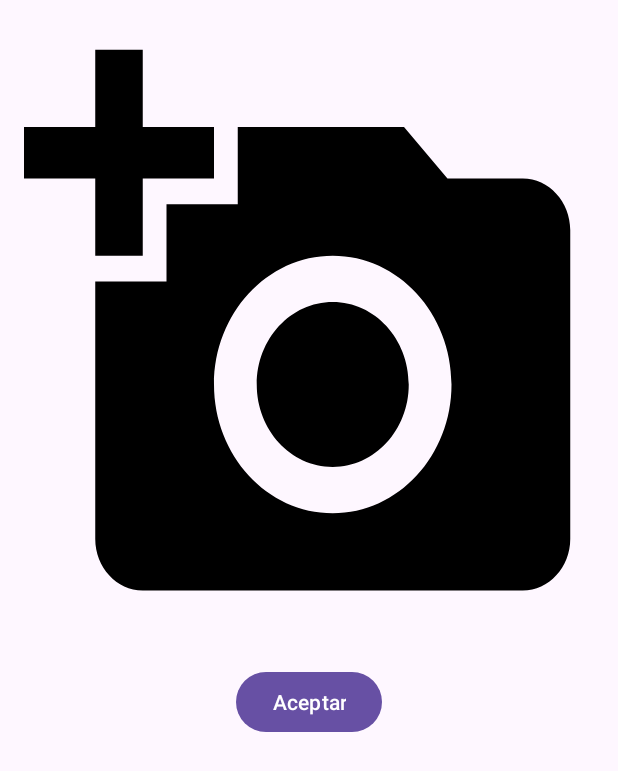
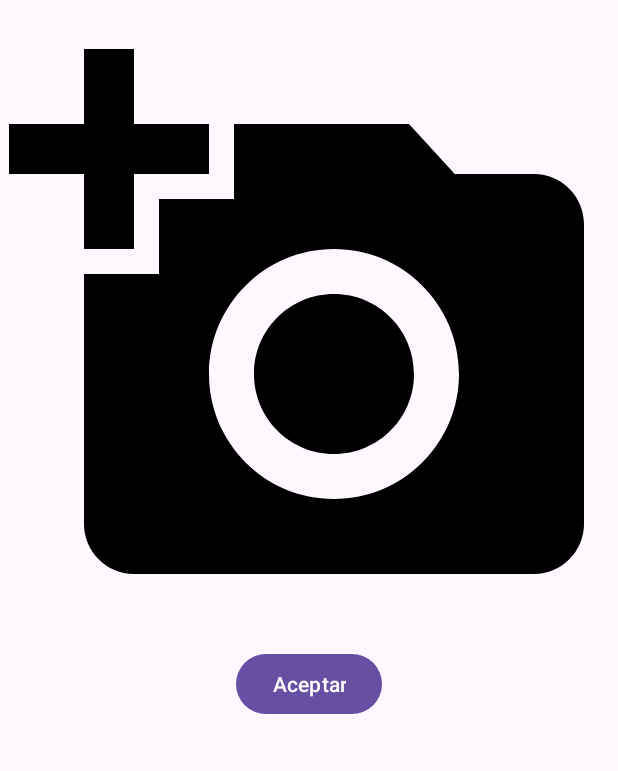
Before and after one commit to Jgalleo23/PetHome, an Android app: the PublicacionFragment screen opened through its navigation route, on a phone screen of 412 x 824 dp. Shown: the top 771 px of the screen. Run offline under Robolectric (Android 15) with nearby library versions, the phone set to English and light mode, and no system bars; our stand-ins replace Firebase (no records; nobody signed in at launch, a user with empty details on screens opened directly), Picasso, navigation-ui.

Commit message:
PETHOME VERSION 0.2

```diff
--- a/app/src/main/java/com/application/pethome/MainFragment.kt
+++ b/app/src/main/java/com/application/pethome/MainFragment.kt
@@ -56,12 +56,10 @@ class MainFragment : Fragment() {
         return binding.root
     }
 
-private fun getPublications() {
-    val db = FirebaseFirestore.getInstance()
-    val userId = FirebaseAuth.getInstance().currentUser?.uid
+    private fun getPublications() {
+        val db = FirebaseFirestore.getInstance()
 
-    if (userId != null) {
-        db.collection("users").document(userId).collection("publications")
+        db.collectionGroup("publications")
             .get()
             .addOnSuccessListener { documents ->
                 val publications = mutableListOf<Publication>()
@@ -75,6 +73,5 @@ private fun getPublications() {
                 Log.w(ContentValues.TAG, "Error getting documents: ", exception)
             }
     }
-}
 
 }
--- a/app/src/main/java/com/application/pethome/PublicacionFragment.kt
+++ b/app/src/main/java/com/application/pethome/PublicacionFragment.kt
@@ -16,8 +16,8 @@ import com.application.pethome.databinding.FragmentPublicacionBinding
 import com.google.firebase.auth.FirebaseAuth
 import com.google.firebase.firestore.FirebaseFirestore
 import com.google.firebase.storage.FirebaseStorage
-import com.squareup.picasso.Picasso
 import java.io.ByteArrayOutputStream
+import java.util.UUID
 
 class PublicacionFragment : Fragment() {
     private var _binding: FragmentPublicacionBinding? = null
@@ -31,7 +31,7 @@ class PublicacionFragment : Fragment() {
     override fun onCreateView(
         inflater: LayoutInflater, container: ViewGroup?,
         savedInstanceState: Bundle?
-    ): View? {
+    ): View {
         _binding = FragmentPublicacionBinding.inflate(inflater, container, false)
         db = FirebaseFirestore.getInstance()
 
@@ -55,14 +55,19 @@ class PublicacionFragment : Fragment() {
                             }
                         }
                 }
+                // Generar un UUID único para la imagen
+                val uniqueID = UUID.randomUUID().toString()
+
                 // Subir la imagen a Firebase Storage y obtener la URL
                 val storageRef =
-                    FirebaseStorage.getInstance().reference.child("publications_images")
-                        .child("$user.jpg")
+                    FirebaseStorage.getInstance().reference.child("publications_images/$user/$uniqueID.jpg")
                 val bitmap = (binding.ivFoto.drawable as BitmapDrawable).bitmap
                 val baos = ByteArrayOutputStream()
                 bitmap.compress(Bitmap.CompressFormat.JPEG, 100, baos)
                 val data = baos.toByteArray()
+
+                // Mostrar el ProgressBar
+                binding.progressBar.visibility = View.VISIBLE
 
                 val uploadTask = storageRef.putBytes(data)
                 uploadTask.addOnSuccessListener {
@@ -93,6 +98,8 @@ class PublicacionFragment : Fragment() {
                                             Toast.LENGTH_SHORT
                                         ).show()
                                     }
+                                    // Ocultar el ProgressBar
+                                    binding.progressBar.visibility = View.GONE
                                 }
                         }
                     }
--- a/app/src/main/res/layout-v24/fragment_login.xml
+++ b/app/src/main/res/layout-v24/fragment_login.xml
@@ -37,7 +37,7 @@
             android:layout_marginHorizontal="10dp"
             android:layout_marginTop="10dp"
             android:singleLine="true"
-            android:hint="Correo: admin@admin.com" />
+            android:hint="Correo:" />
 
         <EditText
             android:id="@+id/etContrasena"
@@ -45,7 +45,7 @@
             android:layout_height="wrap_content"
             android:layout_marginHorizontal="10dp"
             android:layout_marginTop="60dp"
-            android:hint="Contraseña: 123456"
+            android:hint="Contraseña:"
             android:password="true"
             android:singleLine="true" />
 
--- a/app/src/main/res/layout/fragment_login.xml
+++ b/app/src/main/res/layout/fragment_login.xml
@@ -37,7 +37,7 @@
             android:layout_marginHorizontal="10dp"
             android:layout_marginTop="10dp"
             android:singleLine="true"
-            android:hint="Correo: admin@admin.com" />
+            android:hint="Correo:" />
 
         <EditText
             android:id="@+id/etContrasena"
@@ -45,7 +45,7 @@
             android:layout_height="wrap_content"
             android:layout_marginHorizontal="10dp"
             android:layout_marginTop="60dp"
-            android:hint="Contraseña: 123456"
+            android:hint="Contraseña:"
             android:password="true"
             android:singleLine="true" />
 
--- a/app/src/main/res/layout/fragment_publicacion.xml
+++ b/app/src/main/res/layout/fragment_publicacion.xml
@@ -1,20 +1,21 @@
 <?xml version="1.0" encoding="utf-8"?>
 <androidx.constraintlayout.widget.ConstraintLayout xmlns:android="http://schemas.android.com/apk/res/android"
     xmlns:app="http://schemas.android.com/apk/res-auto"
+    xmlns:tools="http://schemas.android.com/tools"
     android:layout_width="match_parent"
     android:layout_height="match_parent">
 
     <ImageButton
         android:id="@+id/ivFoto"
-        android:layout_width="match_parent"
-        android:layout_height="0dp"
+        android:layout_width="400dp"
+        android:layout_height="400dp"
         android:layout_margin="16dp"
+        android:background="@drawable/pic_icon"
         android:contentDescription="@string/imagen_perfil"
+        app:layout_constraintEnd_toEndOf="parent"
         app:layout_constraintHeight_percent="0.5"
-        android:background="@drawable/pic_icon"
-        app:layout_constraintTop_toTopOf="parent"
         app:layout_constraintStart_toStartOf="parent"
-        app:layout_constraintEnd_toEndOf="parent" />
+        app:layout_constraintTop_toTopOf="parent" />
 
     <Button
         android:id="@+id/btSubir"
@@ -22,8 +23,21 @@
         android:layout_height="wrap_content"
         android:layout_marginTop="16dp"
         android:text="@string/aceptar"
-        app:layout_constraintTop_toBottomOf="@+id/ivFoto"
+        app:layout_constraintEnd_toEndOf="parent"
         app:layout_constraintStart_toStartOf="parent"
-        app:layout_constraintEnd_toEndOf="parent" />
+        app:layout_constraintTop_toBottomOf="@+id/ivFoto" />
+
+    <ProgressBar
+        android:id="@+id/progressBar"
+        android:layout_width="match_parent"
+        android:layout_height="match_parent"
+        app:layout_constraintTop_toTopOf="parent"
+        app:layout_constraintBottom_toBottomOf="parent"
+        app:layout_constraintStart_toStartOf="parent"
+        app:layout_constraintEnd_toEndOf="parent"
+        android:layout_centerInParent="true"
+        android:background="@color/semi"
+        android:visibility="gone"
+        tools:ignore="MissingConstraints" />
 
 </androidx.constraintlayout.widget.ConstraintLayout>
--- a/app/src/main/res/layout/publication_model.xml
+++ b/app/src/main/res/layout/publication_model.xml
@@ -26,8 +26,8 @@
 
     <ImageView
         android:id="@+id/ivPost"
-        android:layout_width="0dp"
-        android:layout_height="0dp"
+        android:layout_width="400dp"
+        android:layout_height="400dp"
         android:layout_marginTop="8dp"
         app:layout_constraintEnd_toEndOf="parent"
         app:layout_constraintStart_toStartOf="parent"
--- a/app/src/main/res/values/colors.xml
+++ b/app/src/main/res/values/colors.xml
@@ -2,4 +2,5 @@
 <resources>
     <color name="black">#FF000000</color>
     <color name="white">#FFFFFFFF</color>
+    <color name="semi">#C1FECFFF</color>
 </resources>
```
Also changed, not shown: app/src/main/java/com/application/pethome/Inicio/RegisterFragment.kt (+5 -9 lines), app/src/main/java/com/application/pethome/PublicationAdapter.kt (+8 -4 lines), app/src/main/res/layout-v24/fragment_register.xml (+12 -0 lines), app/src/main/res/layout/fragment_register.xml (+13 -0 lines), 3 other files.
